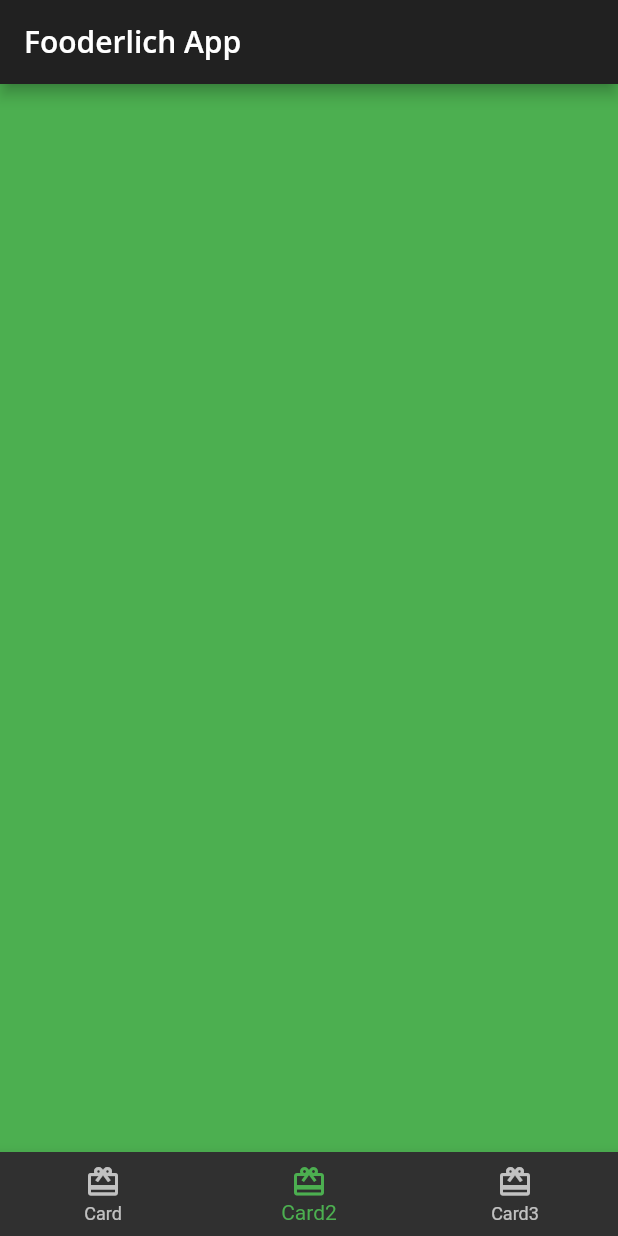
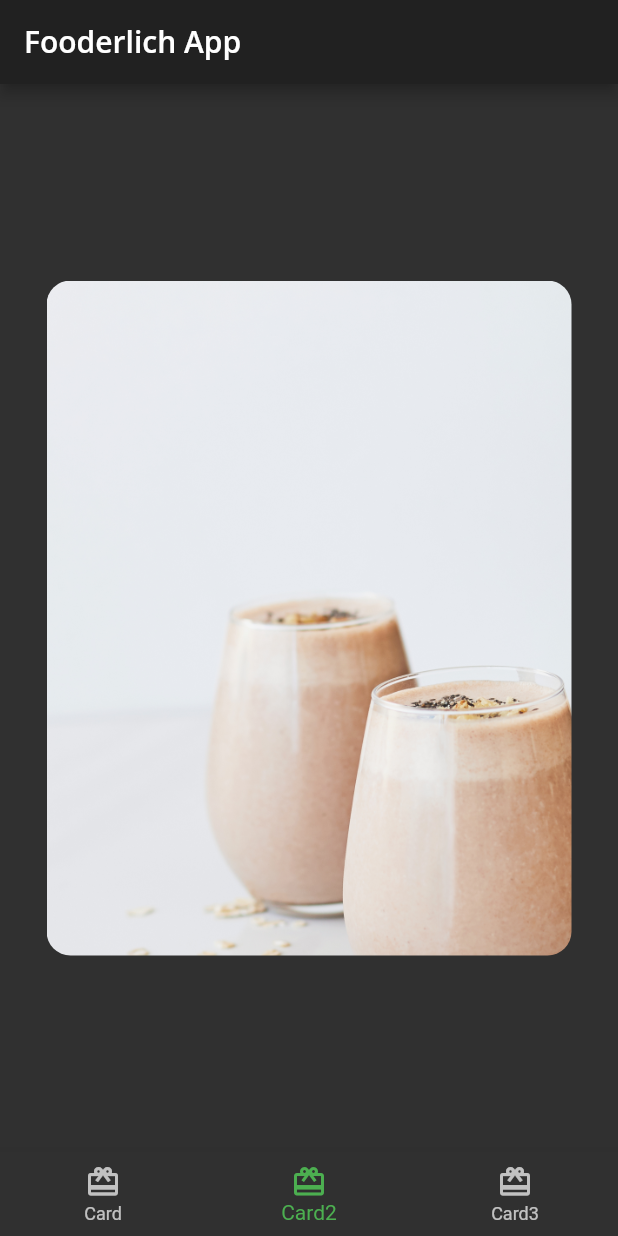
Before and after one commit to tian3rd/fooderlich2, a Flutter app: the screen it shows after launch, item 2 of the bottom bar chosen, on a phone screen of 412 x 824 dp. Run offline on Flutter 3.47's test engine with Material 2 defaults, Android fonts, the phone set to English and light mode, and no system bars; our stand-ins replace google_fonts; project files that could hold a hidden picture were left out.

Commit message:
set image for card2

```diff
--- /dev/null
+++ b/lib/card2.dart
@@ -0,0 +1,31 @@
+import 'package:flutter/material.dart';
+
+class Card2 extends StatelessWidget {
+  const Card2({Key? key}) : super(key: key);
+
+  @override
+  Widget build(BuildContext context) {
+    return Center(
+      child: Container(
+        padding: const EdgeInsets.all(16),
+        constraints: const BoxConstraints.expand(
+          width: 350,
+          height: 450,
+        ),
+        decoration: const BoxDecoration(
+          image: DecorationImage(
+            image: AssetImage('assets/mag5.png'),
+            fit: BoxFit.cover,
+          ),
+          borderRadius: BorderRadius.all(Radius.circular(16)),
+        ),
+        child: Column(
+          children: [
+            // TODO 1: add author info
+            // TODO 4: add Positioned text
+          ],
+        ),
+      ),
+    );
+  }
+}
--- a/lib/home.dart
+++ b/lib/home.dart
@@ -1,5 +1,6 @@
 import 'package:flutter/material.dart';
 import 'card1.dart';
+import 'card2.dart';
 
 class Home extends StatefulWidget {
   const Home({Key? key}) : super(key: key);
@@ -16,7 +17,7 @@ class _HomeState extends State<Home> {
     // TODO: replace with card1
     const Card1(),
     // TODO: replace with card2
-    Container(color: Colors.green),
+    const Card2(),
     // TODO: replace with card3
     Container(color: Colors.blue),
   ];
```
